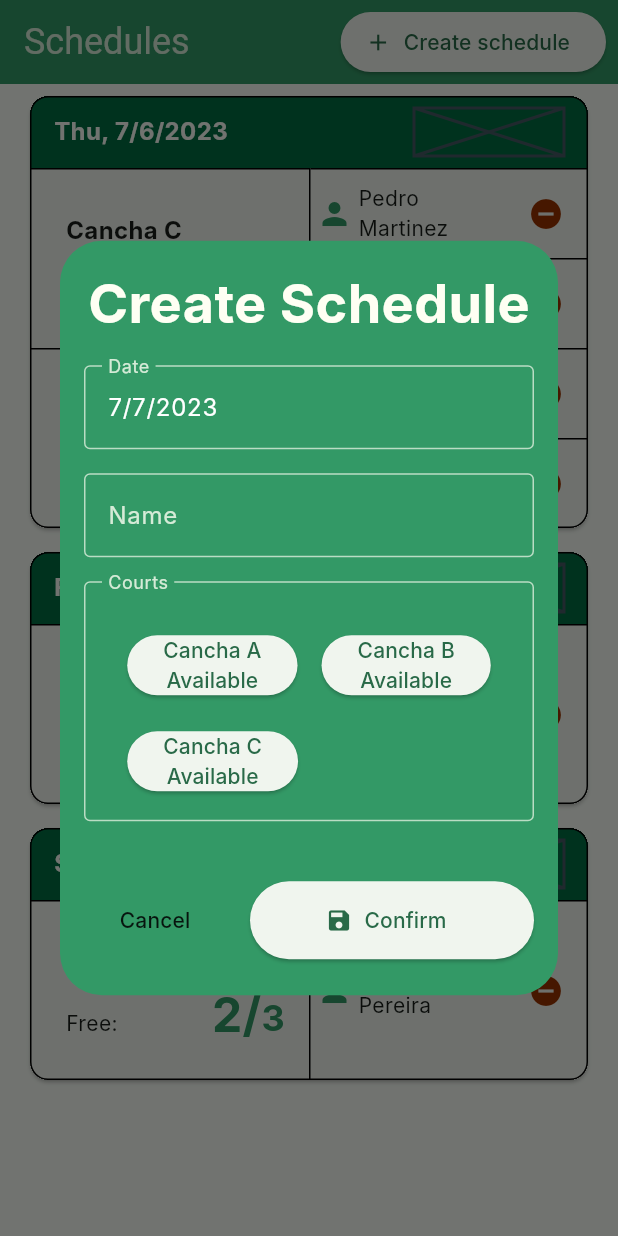
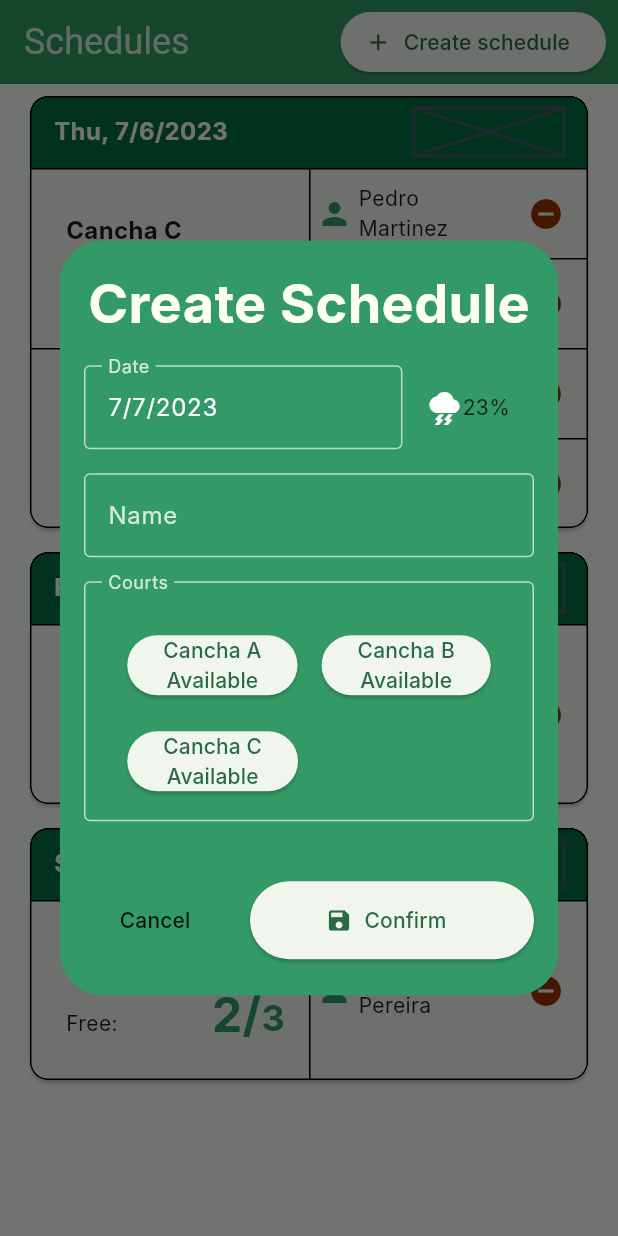
Before and after one commit to AndreXi/tennis-court-scheduling, a Flutter app: the screen it shows after launch, after a tap on the "remove circle" icon, after a tap on "Create schedule", on a phone screen of 412 x 824 dp. Run offline on Flutter 3.47's test engine with Material 2 defaults, Android fonts, the light colour scheme and no system bars; our stand-ins replace auto_route, bloc, dio, flutter_bloc, hive, hive_flutter; accounts and stored records are empty; generated files the repository leaves out were written again; Roboto replaces fonts that are missing (Inter).

Commit message:
wip: weather widget

```diff
--- a/lib/schedules/widgets/create_schedule_dialog.dart
+++ b/lib/schedules/widgets/create_schedule_dialog.dart
@@ -2,6 +2,7 @@ import 'package:flutter/material.dart';
 import 'package:flutter_bloc/flutter_bloc.dart';
 import 'package:tennis_court_scheduling/l10n/l10n.dart';
 import 'package:tennis_court_scheduling/schedules/schedules.dart';
+import 'package:tennis_court_scheduling/weather/weather.dart';
 
 class CreateScheduleDialog extends StatelessWidget {
   const CreateScheduleDialog({super.key});
@@ -41,7 +42,21 @@ class CreateScheduleDialog extends StatelessWidget {
                             ),
                           ),
                         ),
-                        const DatePicker(),
+                        Row(
+                          children: [
+                            Expanded(child: const DatePicker()),
+                            Padding(
+                              padding:
+                                  const EdgeInsets.symmetric(horizontal: 16),
+                              child: BlocBuilder<CreateScheduleCubit,
+                                  CreateScheduleState>(
+                                builder: (context, state) {
+                                  return WeatherForecast(date: state.data.date);
+                                },
+                              ),
+                            ),
+                          ],
+                        ),
                         const NameField(),
                         const CourtField(),
                       ],
--- a/lib/schedules/widgets/date_picker.dart
+++ b/lib/schedules/widgets/date_picker.dart
@@ -3,6 +3,7 @@ import 'package:flutter_bloc/flutter_bloc.dart';
 import 'package:intl/intl.dart';
 import 'package:tennis_court_scheduling/l10n/l10n.dart';
 import 'package:tennis_court_scheduling/schedules/schedules.dart';
+import 'package:tennis_court_scheduling/weather/weather.dart';
 
 class DatePicker extends StatelessWidget {
   const DatePicker({super.key});
@@ -40,6 +41,7 @@ class DatePicker extends StatelessWidget {
         focusedErrorBorder: const OutlineInputBorder(
           borderSide: BorderSide(color: Color(0xffc6ed2c)),
         ),
+        // suffix: WeatherForecast(date: selectedDate),
       ),
       controller: TextEditingController(
         text: DateFormat.yMd().format(selectedDate),
--- /dev/null
+++ b/lib/weather/cubit/weather_forecast_cubit.dart
@@ -0,0 +1,19 @@
+import 'package:bloc/bloc.dart';
+import 'package:intl/intl.dart';
+import 'package:tennis_court_scheduling/weather/weather.dart';
+
+part 'weather_forecast_state.dart';
+
+class WeatherForecastCubit extends Cubit<WeatherForecastState> {
+  WeatherForecastCubit({required this.repository})
+      : super(WeatherForecastFetch());
+
+  final WeatherRepository repository;
+
+  Future<void> fetchData(DateTime date) async {
+    emit(WeatherForecastFetching());
+    final formattedDate = DateFormat('yyyy-MM-dd').format(date);
+    await repository.getData(formattedDate);
+    emit(WeatherForecastSuccess(23, 98));
+  }
+}
--- /dev/null
+++ b/lib/weather/cubit/weather_forecast_state.dart
@@ -0,0 +1,16 @@
+part of 'weather_forecast_cubit.dart';
+
+sealed class WeatherForecastState {}
+
+final class WeatherForecastFetch extends WeatherForecastState {}
+
+final class WeatherForecastFetching extends WeatherForecastState {}
+
+final class WeatherForecastSuccess extends WeatherForecastState {
+  WeatherForecastSuccess(this.dayRainProbability, this.nightRainProbability);
+
+  final int dayRainProbability;
+  final int nightRainProbability;
+}
+
+final class WeatherForecastUnknown extends WeatherForecastState {}
--- a/lib/weather/data/data_providers/weather_data_provider.dart
+++ b/lib/weather/data/data_providers/weather_data_provider.dart
@@ -1,8 +1,7 @@
 import 'package:dio/dio.dart';
 import 'package:hive_flutter/hive_flutter.dart';
 import 'package:tennis_court_scheduling/env/env.dart';
-
-typedef TempType = dynamic;
+import 'package:tennis_court_scheduling/weather/weather.dart';
 
 class WeatherDataProvider {
   final _dio = Dio();
@@ -19,18 +18,18 @@ class WeatherDataProvider {
     return response.data;
   }
 
-  Future<TempType> readBox(String key) async {
-    final box = await Hive.openBox<TempType>('weather');
+  Future<List<WeatherModel>?> readBox(String key) async {
+    final box = await Hive.openBox<List<WeatherModel>>('weather');
     return box.get(key);
   }
 
-  Future<void> writeBox(String key, TempType data) async {
-    final box = await Hive.openBox<TempType>('weather');
+  Future<void> writeBox(String key, List<WeatherModel> data) async {
+    final box = await Hive.openBox<List<WeatherModel>>('weather');
     return box.put(key, data);
   }
 
-  Future<int> clearBox(String key, TempType data) async {
-    final box = await Hive.openBox<TempType>('weather');
+  Future<int> clearBox(String key, List<WeatherModel> data) async {
+    final box = await Hive.openBox<List<WeatherModel>>('weather');
     return box.clear();
   }
 }
--- a/lib/weather/data/repositories/weather_repository.dart
+++ b/lib/weather/data/repositories/weather_repository.dart
@@ -1,9 +1,17 @@
-import 'package:tennis_court_scheduling/weather/data/data_providers/weather_data_provider.dart';
+import 'package:tennis_court_scheduling/weather/weather.dart';
 
 class WeatherRepository {
   WeatherRepository({required this.dataProvider});
 
   final WeatherDataProvider dataProvider;
 
-  dynamic getData() {}
+  Future<List<WeatherModel>> getData(String date) async {
+    final data = await dataProvider.readBox(date);
+
+    if (data == null) {
+      print('OK');
+    }
+
+    return [];
+  }
 }
--- /dev/null
+++ b/lib/weather/weather.dart
@@ -0,0 +1,5 @@
+export 'cubit/weather_forecast_cubit.dart';
+export 'data/data_providers/weather_data_provider.dart';
+export 'data/models/weather_model.dart';
+export 'data/repositories/weather_repository.dart';
+export 'widgets/weather_forecast.dart';
--- /dev/null
+++ b/lib/weather/widgets/weather_forecast.dart
@@ -0,0 +1,70 @@
+import 'package:flutter/material.dart';
+import 'package:flutter_bloc/flutter_bloc.dart';
+import 'package:tennis_court_scheduling/weather/weather.dart';
+
+class WeatherForecast extends StatelessWidget {
+  const WeatherForecast({required this.date, super.key});
+
+  final DateTime date;
+
+  @override
+  Widget build(BuildContext context) {
+    return BlocProvider(
+      create: (context) => WeatherForecastCubit(
+        repository: WeatherRepository(dataProvider: WeatherDataProvider()),
+      ),
+      child: BlocBuilder<WeatherForecastCubit, WeatherForecastState>(
+        builder: (context, state) {
+          switch (state) {
+            case WeatherForecastFetch():
+              context.read<WeatherForecastCubit>().fetchData(date);
+
+            case WeatherForecastFetching():
+              return const CircularProgressIndicator();
+
+            case WeatherForecastSuccess():
+              return Container(
+                child: Row(
+                  children: [
+                    Icon(
+                      Icons.thunderstorm,
+                      color: Colors.white,
+                    ),
+                    WeatherRainProbability(
+                      day: state.dayRainProbability,
+                      night: state.nightRainProbability,
+                    )
+                  ],
+                ),
+              );
+
+            default:
+              return SizedBox();
+          }
+          return SizedBox();
+        },
+      ),
+    );
+  }
+}
+
+class WeatherRainProbability extends StatelessWidget {
+  const WeatherRainProbability({
+    required this.day,
+    required this.night,
+    super.key,
+  });
+
+  final int day;
+  final int night;
+
+  @override
+  Widget build(BuildContext context) {
+    return Row(
+      children: [
+        Text('$day%'),
+        // Text('$night%'),
+      ],
+    );
+  }
+}
```
